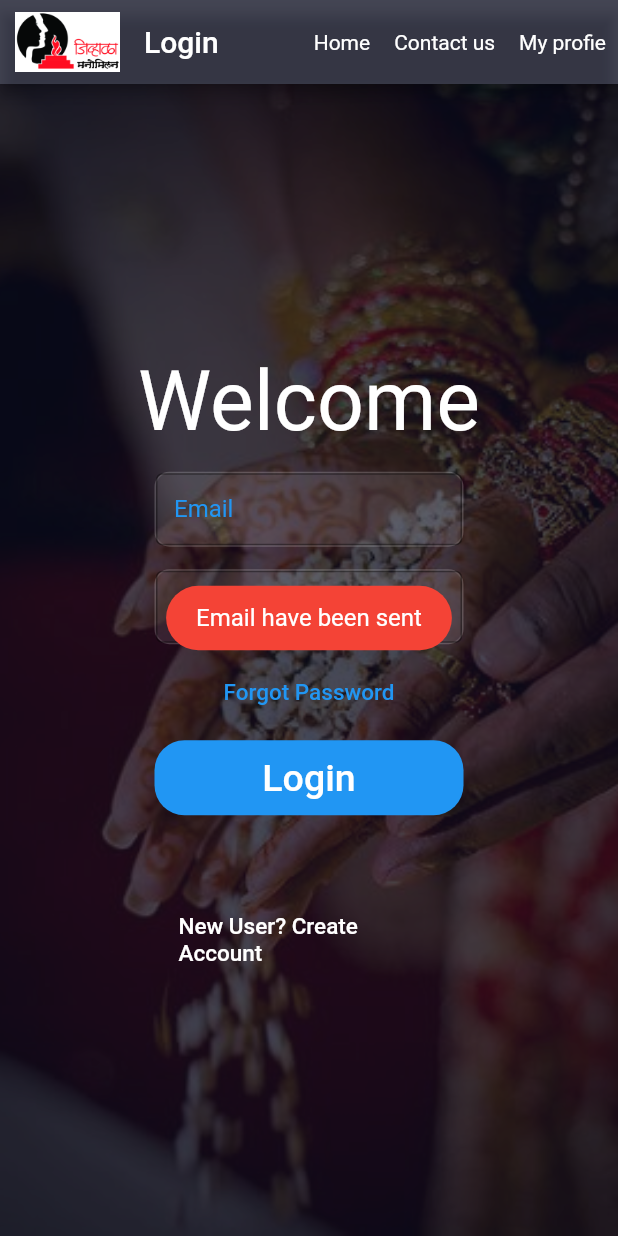
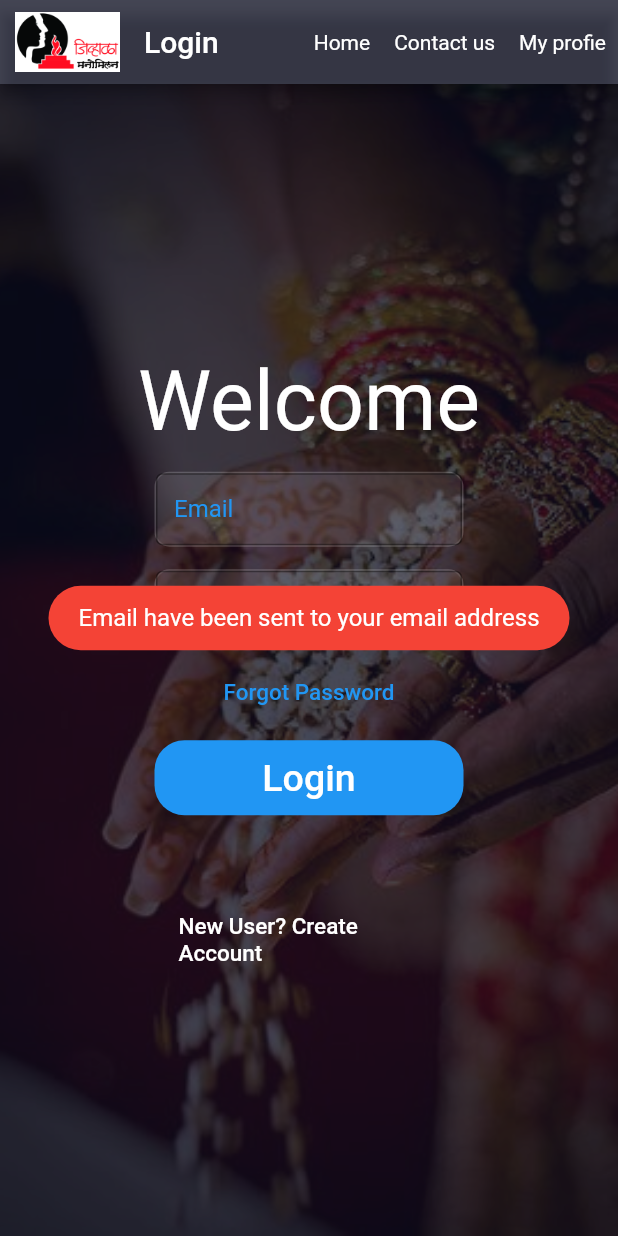
Before and after one commit to jihala/manomilan, a Flutter app: the screen it shows after launch, after a tap on "Forgot Password", on a phone screen of 412 x 824 dp. Run offline on Flutter 3.47's test engine with Material 2 defaults, Android fonts, the phone set to English and light mode, and no system bars; our stand-ins replace flutter_datetime_picker, fluttertoast; missing offline and left inert: dart:html; accounts and stored records are empty.

Commit message:
profile-remaining

```diff
--- a/manomilan/lib/screens/login.dart
+++ b/manomilan/lib/screens/login.dart
@@ -132,7 +132,7 @@ class _LoginScreenState extends State<LoginScreen> {
                     child: FlatButton(
                       onPressed: () {
                         Fluttertoast.showToast(
-                            msg: "Email have been sent",
+                            msg: "Email have been sent to your email address",
                             toastLength: Toast.LENGTH_SHORT,
                             gravity: ToastGravity.CENTER,
                             timeInSecForIosWeb: 1,
```
Also changed, not shown: manomilan/lib/screens/payment_screen.dart (+7 -4 lines), 1 other file.
